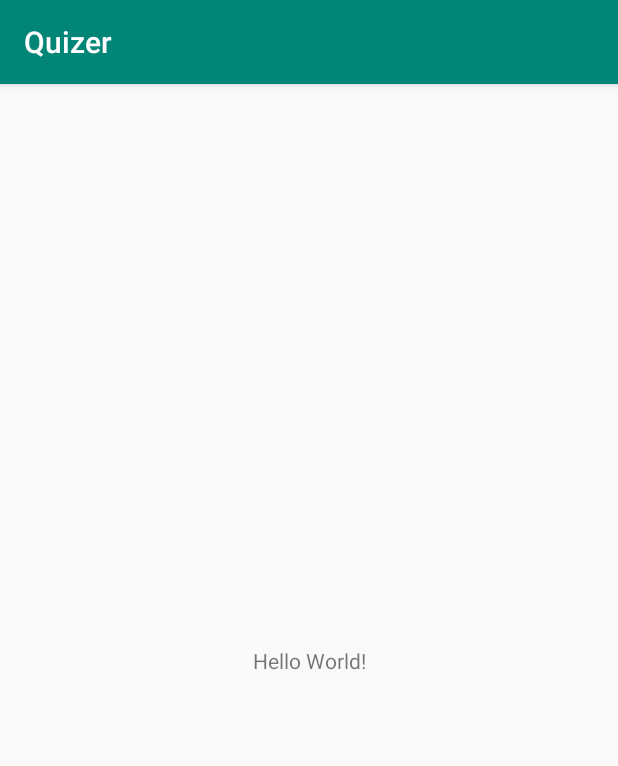
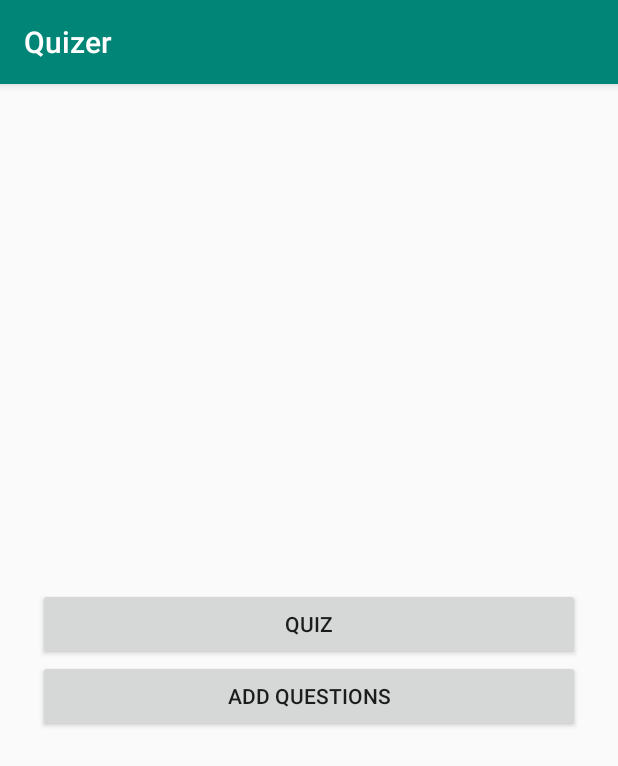
Before and after one commit to Arivlorn/Quizer-App, an Android app: the screen it shows after launch (QuizActivity), on a phone screen of 412 x 824 dp. Shown: the top 766 px of the screen. Run offline under Robolectric (Android 15) with nearby library versions, the phone set to English and light mode, and no system bars.

Commit message:
Created main menu layout.

```diff
--- a/app/src/main/res/layout/activity_main.xml
+++ b/app/src/main/res/layout/activity_main.xml
@@ -6,13 +6,32 @@
     android:layout_height="match_parent"
     tools:context=".QuizActivity">
 
-    <TextView
+    <Button
+        android:id="@+id/quiz_button"
+        android:layout_width="0dp"
+        android:layout_height="wrap_content"
+        android:text="@string/to_quiz"
+        app:layout_constraintBottom_toTopOf="@+id/guideline2"
+        app:layout_constraintEnd_toEndOf="@+id/add_questions_button"
+        app:layout_constraintStart_toStartOf="@+id/add_questions_button" />
+
+    <Button
+        android:id="@+id/add_questions_button"
+        android:layout_width="0dp"
+        android:layout_height="wrap_content"
+        android:layout_marginStart="25dp"
+        android:layout_marginEnd="25dp"
+        android:text="@string/to_add_questions"
+        app:layout_constraintEnd_toEndOf="parent"
+        app:layout_constraintHorizontal_bias="0.0"
+        app:layout_constraintStart_toStartOf="parent"
+        app:layout_constraintTop_toTopOf="@+id/guideline2" />
+
+    <androidx.constraintlayout.widget.Guideline
+        android:id="@+id/guideline2"
         android:layout_width="wrap_content"
         android:layout_height="wrap_content"
-        android:text="Hello World!"
-        app:layout_constraintBottom_toBottomOf="parent"
-        app:layout_constraintLeft_toLeftOf="parent"
-        app:layout_constraintRight_toRightOf="parent"
-        app:layout_constraintTop_toTopOf="parent" />
+        android:orientation="horizontal"
+        app:layout_constraintGuide_percent="0.5" />
 
 </androidx.constraintlayout.widget.ConstraintLayout>
```
